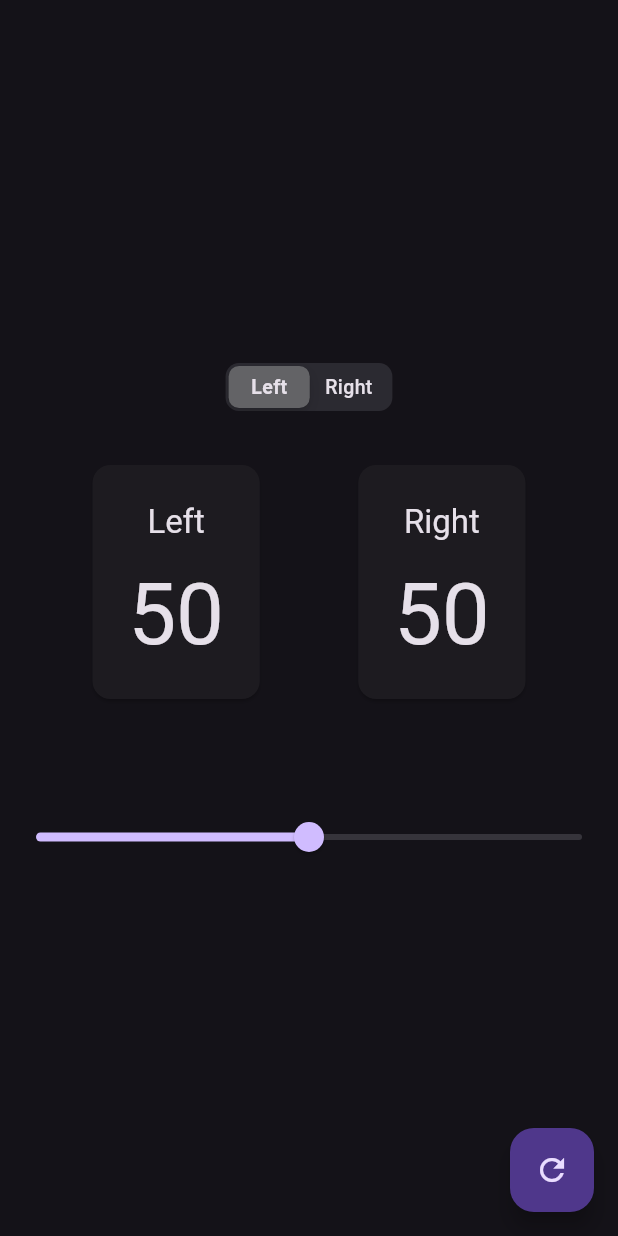
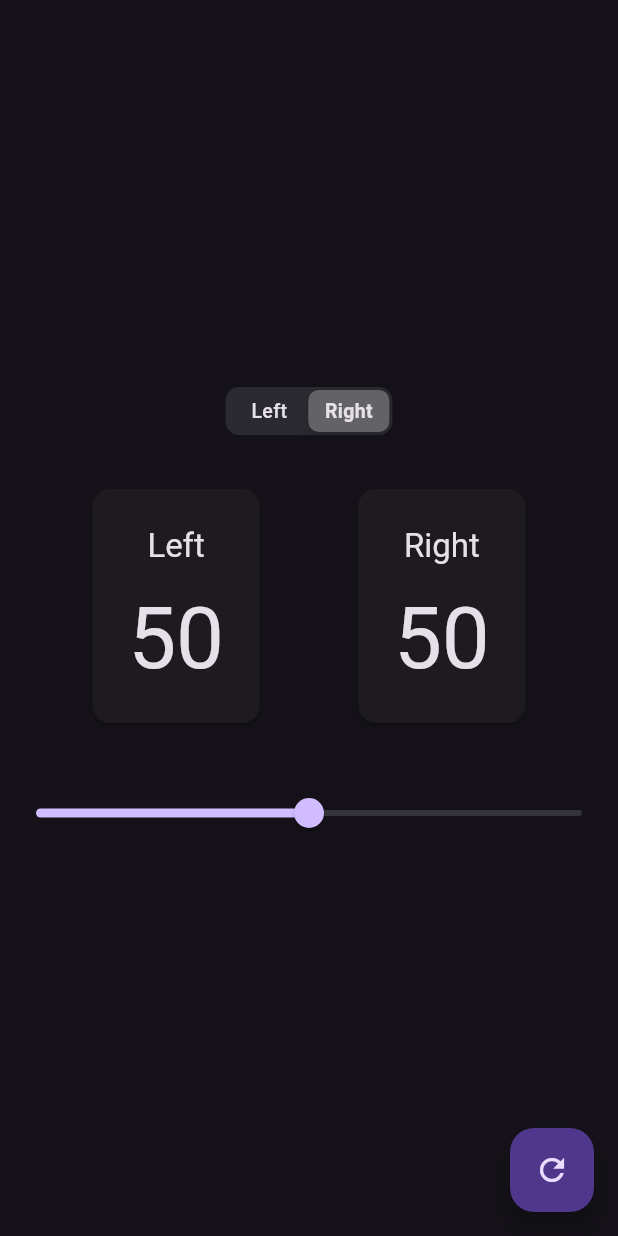
Before and after one commit to Anupdas/counter-app, a Flutter app: the screen it shows after launch, after a tap on the "refresh" icon, on a phone screen of 412 x 824 dp. Run offline on Flutter 3.47's test engine with Material 3 defaults, Android fonts, the phone set to English and light mode, and no system bars.

Commit message:
Added consumer to the segmented control

```diff
--- a/lib/pages/slider/components/left_content.dart
+++ b/lib/pages/slider/components/left_content.dart
@@ -1,6 +1,7 @@
-import 'package:counter_app/pages/slider/page.dart';
 import 'package:flutter/material.dart';
 import 'package:provider/provider.dart';
+
+import '../state.dart';
 
 class LeftContentView extends StatelessWidget {
   const LeftContentView({super.key, this.value = 0.5});
--- a/lib/pages/slider/components/right_content.dart
+++ b/lib/pages/slider/components/right_content.dart
@@ -1,6 +1,7 @@
-import 'package:counter_app/pages/slider/page.dart';
 import 'package:flutter/material.dart';
 import 'package:provider/provider.dart';
+
+import '../state.dart';
 
 class RightContentView extends StatelessWidget {
   const RightContentView({super.key, this.value = 0.5});
--- /dev/null
+++ b/lib/pages/slider/components/segment.dart
@@ -0,0 +1,28 @@
+import 'package:flutter/cupertino.dart';
+import 'package:provider/provider.dart';
+
+import '../state.dart';
+
+class SliderControl extends StatelessWidget {
+  const SliderControl({
+    super.key,
+  });
+
+  @override
+  Widget build(BuildContext context) {
+    return Consumer<SliderState>(
+      builder: (_, state, _) => CupertinoSlidingSegmentedControl<String>(
+        groupValue: state.isLeft ? 'Left' : 'Right',
+        onValueChanged: (value) {
+          context.read<SliderState>().setLeftSelected(
+            (value ?? '') == 'Left',
+          );
+        },
+        children: {
+          'Left': Text('Left'),
+          'Right': Text('Right'),
+        },
+      ),
+    );
+  }
+}
--- a/lib/pages/slider/components/slider.dart
+++ b/lib/pages/slider/components/slider.dart
@@ -1,6 +1,7 @@
-import 'package:counter_app/pages/slider/page.dart';
 import 'package:flutter/material.dart';
 import 'package:provider/provider.dart';
+
+import '../state.dart';
 
 typedef SliderValueChanged = void Function(double);
 
--- a/lib/pages/slider/page.dart
+++ b/lib/pages/slider/page.dart
@@ -1,32 +1,11 @@
 import 'package:counter_app/pages/slider/components/right_content.dart';
-import 'package:flutter/cupertino.dart';
 import 'package:flutter/material.dart';
 import 'package:provider/provider.dart';
 
 import 'components/left_content.dart';
+import 'components/segment.dart';
 import 'components/slider.dart';
-
-class SliderState with ChangeNotifier {
-  double _sliderValue = 0.0;
-  double get sliderValue => _sliderValue;
-  void setSliderValue(double value) {
-    _sliderValue = value;
-    notifyListeners();
-  }
-
-  void reset() {
-    _isLeft = false;
-    setSliderValue(0.5);
-  }
-
-  bool _isLeft = false;
-  bool get isLeft => _isLeft;
-  bool get isRight => !_isLeft;
-  void setLeftSelected(bool value) {
-    _isLeft = value;
-    notifyListeners();
-  }
-}
+import 'state.dart';
 
 class HomePage extends StatelessWidget {
   const HomePage({super.key});
@@ -42,19 +21,7 @@ class HomePage extends StatelessWidget {
               child: Column(
                 mainAxisSize: MainAxisSize.min,
                 children: [
-                  CupertinoSlidingSegmentedControl<String>(
-                    groupValue: 'Left',
-                    onValueChanged: (value) {
-                      context.read<SliderState>().setLeftSelected(
-                        (value ?? '') == 'Left',
-                      );
-                    },
-                    children: {
-                      'Left': Text('Left'),
-                      'Right': Text('Right'),
-                    },
-                  ),
-
+                  SliderControl(),
                   SizedBox(height: 32),
                   Row(
                     mainAxisSize: MainAxisSize.max,
@@ -64,7 +31,7 @@ class HomePage extends StatelessWidget {
                       RightContentView(),
                     ],
                   ),
-                  SizedBox(height: 64),
+                  SizedBox(height: 32),
                   SliderView(),
                 ],
               ),
--- /dev/null
+++ b/lib/pages/slider/state.dart
@@ -0,0 +1,23 @@
+import 'package:flutter/material.dart';
+
+class SliderState with ChangeNotifier {
+  double _sliderValue = 0.0;
+  double get sliderValue => _sliderValue;
+  void setSliderValue(double value) {
+    _sliderValue = value;
+    notifyListeners();
+  }
+
+  void reset() {
+    _isLeft = false;
+    setSliderValue(0.5);
+  }
+
+  bool _isLeft = false;
+  bool get isLeft => _isLeft;
+  bool get isRight => !_isLeft;
+  void setLeftSelected(bool value) {
+    _isLeft = value;
+    notifyListeners();
+  }
+}
```
Also changed, not shown: 6 other files.
